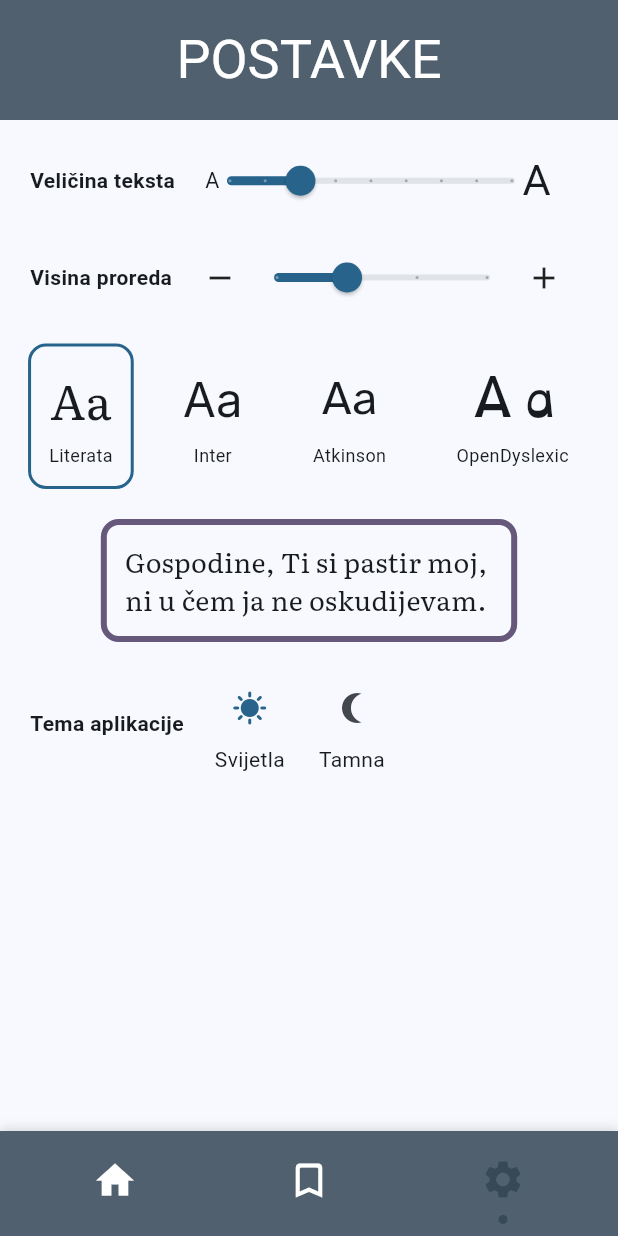
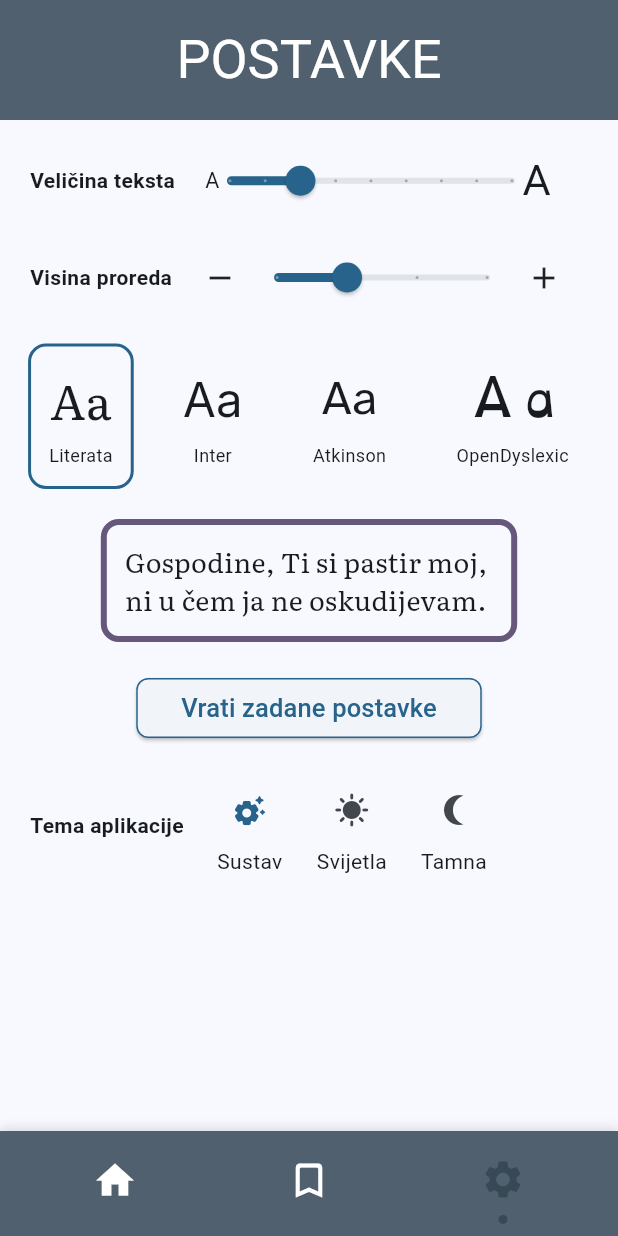
Before and after one commit to Dorole/psaltir, a Flutter app: the screen it shows after launch, item 3 of the bottom bar chosen, on a phone screen of 412 x 824 dp. Run offline on Flutter 3.47's test engine with Material 3 defaults, Android fonts, the light colour scheme and no system bars; our stand-ins replace shared_preferences.

Commit message:
Theme. Reset defaults.

```diff
--- /dev/null
+++ b/lib/app_providers.dart
@@ -0,0 +1,43 @@
+import 'package:flutter/material.dart';
+import 'package:provider/provider.dart';
+import 'package:psaltir/providers/accessibility_provider.dart';
+import 'package:psaltir/providers/bookmarks_provider.dart';
+import 'package:psaltir/providers/navigation_provider.dart';
+import 'package:psaltir/providers/reading_provider.dart';
+import 'package:psaltir/providers/theme_provider.dart';
+import 'package:psaltir/services/psalm_loader.dart';
+import 'package:psaltir/services/settings_store.dart';
+
+class AppProviders extends StatelessWidget {
+  const AppProviders({
+    super.key,
+    required this.settingsStore,
+    required this.psalmLoader,
+    required this.bookmarksProvider,
+    required this.child,
+    });
+
+  final SettingsStore settingsStore;
+  final PsalmLoader psalmLoader;
+  final BookmarksProvider bookmarksProvider;
+  final Widget child;
+
+
+  @override
+  Widget build(BuildContext context) {
+    return MultiProvider(providers: [
+        ChangeNotifierProvider(
+          create: (_) => ThemeProvider(settingsStore)..load(),
+        ),
+        ChangeNotifierProvider(
+          create: (_) => TextSettingsProvider(settingsStore)..load(),
+        ),
+        ChangeNotifierProvider(
+          create: (_) => ReadingProvider(psalmLoader),
+        ),
+        ChangeNotifierProvider.value(value: bookmarksProvider),
+        ChangeNotifierProvider(create: (_) => NavigationProvider()),
+      ],
+      child: child,);
+  }
+}
--- a/lib/constants/app_consts.dart
+++ b/lib/constants/app_consts.dart
@@ -1,4 +1,3 @@
 class AppConsts {
   static const int psalmCount = 11;
-  static const String bookmarksStorage = "bookmarks";
 }
--- a/lib/pages/settings_page.dart
+++ b/lib/pages/settings_page.dart
@@ -5,6 +5,7 @@ import 'package:psaltir/models/reading_font.dart';
 import 'package:psaltir/providers/accessibility_provider.dart';
 import 'package:psaltir/providers/theme_provider.dart';
 import 'package:psaltir/widgets/font_tile.dart';
+import 'package:psaltir/widgets/standard_button.dart';
 import 'package:psaltir/widgets/top_bar_back_reading.dart';
 
 // podijeli u sekcije: Accessibility section, Theme section, Import/Export (service), About section
@@ -26,6 +27,8 @@ class SettingsPage extends StatelessWidget {
       _buildFontSelectionSection(),
       const SizedBox(height: 20),
       _buildDemoSection(),
+      const SizedBox(height: 20),
+      _buildResetButton(context),
       const SizedBox(height: 20),
       _buildThemeSelectionSection(),
     ];
@@ -130,6 +133,7 @@ class SettingsPage extends StatelessWidget {
     );
   }
 
+  // padding da kad je veliko ne ide od ruba do ruba
   Widget _buildDemoSection() {
     return Consumer<TextSettingsProvider>(
       builder: (context, settings, _) {
@@ -183,29 +187,26 @@ class SettingsPage extends StatelessWidget {
           builder: (context, themeProvider, _) {
             return Row(
               children: [
-                Column(
-                  children: [
-                    IconButton(
-                      onPressed: themeProvider.setLightTheme,
-                      icon: Icon(Icons.sunny),
-                      isSelected: themeProvider.isLight,
-                      tooltip: "Dodirni dvaput za odabir svijetle teme",
-                    ),
-                    ExcludeSemantics(child: Text("Svijetla")),
-                  ],
-                ),
+                _ThemeChoice(
+                  icon: Icons.settings_suggest_rounded,
+                  label: "Sustav",
+                  selected: themeProvider.isSystem,
+                  tooltip: "Dodirni dvaput za odabir teme sustava",
+                  onPressed: themeProvider.setSystemTheme),
                 const SizedBox(width: 20),
-                Column(
-                  children: [
-                    IconButton(
-                      onPressed: themeProvider.setDarkTheme,
-                      icon: Icon(Icons.nightlight_round_outlined),
-                      isSelected: themeProvider.isDark,
-                      tooltip: "Dodirni dvaput za odabir tamne teme",
-                    ),
-                    ExcludeSemantics(child: Text("Tamna")),
-                  ],
-                ),
+                _ThemeChoice(
+                  icon: Icons.sunny,
+                  label: "Svijetla",
+                  selected: themeProvider.isLight,
+                  tooltip: "Dodirni dvaput za odabir svijetle teme",
+                  onPressed: themeProvider.setLightTheme),
+                const SizedBox(width: 20),
+                _ThemeChoice(
+                  icon: Icons.nightlight_round_outlined,
+                  label: "Tamna",
+                  selected: themeProvider.isDark,
+                  tooltip: "Dodirni dvaput za odabir tamne teme",
+                  onPressed: themeProvider.setDarkTheme)
               ],
             );
           },
@@ -214,5 +215,51 @@ class SettingsPage extends StatelessWidget {
     );
   }
 
+  Widget _buildResetButton(BuildContext context) {
+    final colorScheme = Theme.of(context).colorScheme;
+    return StandardButton(
+      onPressed: () {
+        context.read<TextSettingsProvider>().reset();
+      },
+      borderColor: colorScheme.primary,
+      borderWidth: 1,
+      child: Text(
+        "Vrati zadane postavke",
+        style: TextStyle(fontSize: 17, color: colorScheme.primary),
+      ),
+    );
+  }
+
   void foo() {}
 }
+
+class _ThemeChoice extends StatelessWidget {
+  const _ThemeChoice({
+    required this.icon,
+    required this.label,
+    required this.selected,
+    required this.tooltip,
+    required this.onPressed,
+  });
+
+  final IconData icon;
+  final String label;
+  final bool selected;
+  final String tooltip;
+  final Future<void> Function() onPressed;
+
+  @override
+  Widget build(BuildContext context) {
+    return Column(
+      children: [
+        IconButton(
+          onPressed: onPressed,
+          icon: Icon(icon),
+          isSelected: selected,
+          tooltip: tooltip,
+        ),
+        ExcludeSemantics(child: Text(label)),
+      ],
+    );
+  }
+}
--- /dev/null
+++ b/lib/services/bookmarks_store.dart
@@ -0,0 +1,28 @@
+import 'package:psaltir/services/app_prefs.dart';
+
+class BookmarksStore {
+  BookmarksStore(this.prefs);
+  final AppPrefs prefs;
+
+  static const _kBookmarks = "bookmarks";
+
+  Future<void> saveBookmarks(Set<int> bookmarks) async {
+    final List<String> list = bookmarks.map((e) => e.toString()).toList();
+    await prefs.setStringList(_kBookmarks, list);
+  }
+
+  Set<int> loadBookmarks() {
+    final List<String> list = prefs.getStringList(_kBookmarks) ?? const [];
+
+    final Set<int> result = <int>{};
+    for (final s in list) {
+      final int? n = int.tryParse(s);
+      if (n != null) result.add(n);
+    }
+    return result;
+  }
+
+  Future<void> clearBookmarks() async {
+    await prefs.remove(_kBookmarks);
+  }
+}
--- a/lib/services/settings_store.dart
+++ b/lib/services/settings_store.dart
@@ -13,22 +13,15 @@ class SettingsStore {
 
   // #region THEME
   Future<void> saveThemeMode(ThemeMode mode) async {
-    final theme = switch (mode) {
-      ThemeMode.dark => "dark",
-      //ThemeMode.system => "system",
-      _ => "light",
-    };
-
-    await prefs.setString(_kThemeMode, theme);
+    await prefs.setString(_kThemeMode, mode.name);
   }
 
   ThemeMode loadThemeMode() {
-    final theme = prefs.getString(_kThemeMode);
-    return switch (theme) {
-      "dark" => ThemeMode.dark,
-      // "system" => ThemeMode.system,
-      _ => ThemeMode.light,
-    };
+    final loadedTheme = prefs.getString(_kThemeMode) ?? ThemeMode.system.name;
+    return ThemeMode.values.firstWhere(
+      (mode) => mode.name == loadedTheme,
+      orElse: () => ThemeMode.system,
+    );
   }
   // #endregion
 
--- /dev/null
+++ b/lib/widgets/standard_button.dart
@@ -0,0 +1,35 @@
+import 'package:flutter/material.dart';
+
+class StandardButton extends StatelessWidget {
+  const StandardButton({
+    super.key,
+    required this.onPressed,
+    required this.child,
+    required this.borderColor,
+    this.borderWidth = 2,
+  });
+
+  final VoidCallback onPressed;
+  final Widget child;
+  final Color borderColor;
+  final double borderWidth;
+
+  @override
+  Widget build(BuildContext context) {
+    return Row(
+      mainAxisAlignment: MainAxisAlignment.center,
+      children: [
+        ElevatedButton(
+          onPressed: onPressed,
+          style: TextButton.styleFrom(
+            shape: RoundedRectangleBorder(
+              borderRadius: const BorderRadius.all(Radius.circular(8)),
+              side: BorderSide(color: borderColor, width: borderWidth),
+            ),
+          ),
+          child: Padding(padding: const EdgeInsets.all(6), child: child),
+        ),
+      ],
+    );
+  }
+}
```
Also changed, not shown: lib/main.dart (+13 -22 lines), lib/pages/home_page.dart (+6 -28 lines), lib/providers/bookmarks_provider.dart (+16 -27 lines), lib/providers/theme_provider.dart (+22 -6 lines), 4 other files.
